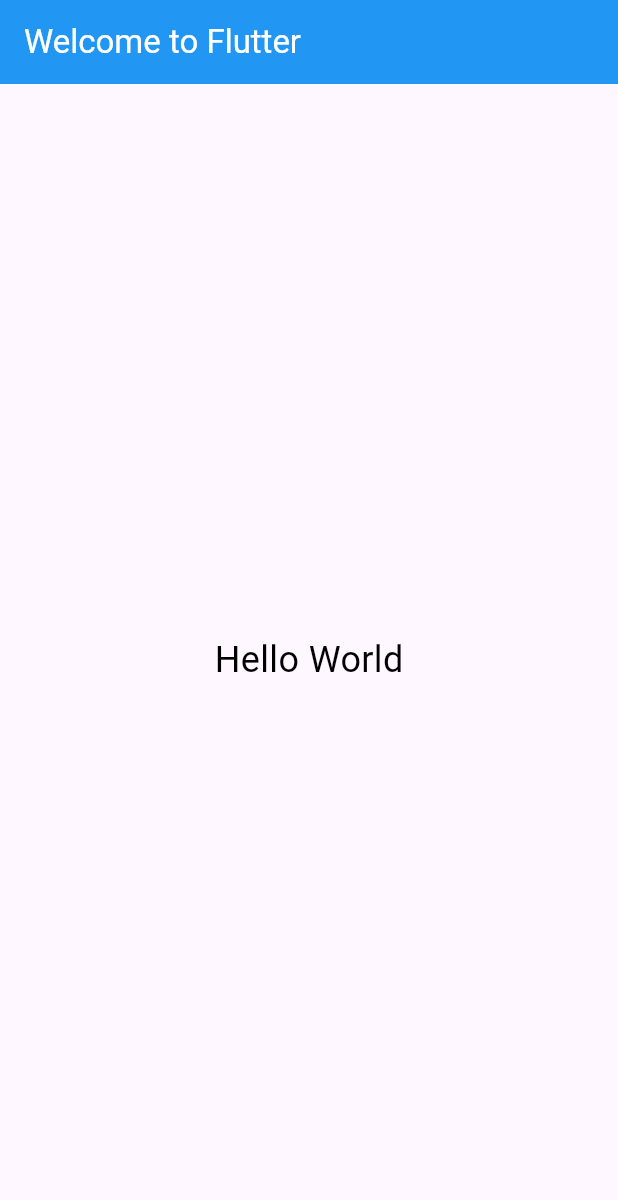
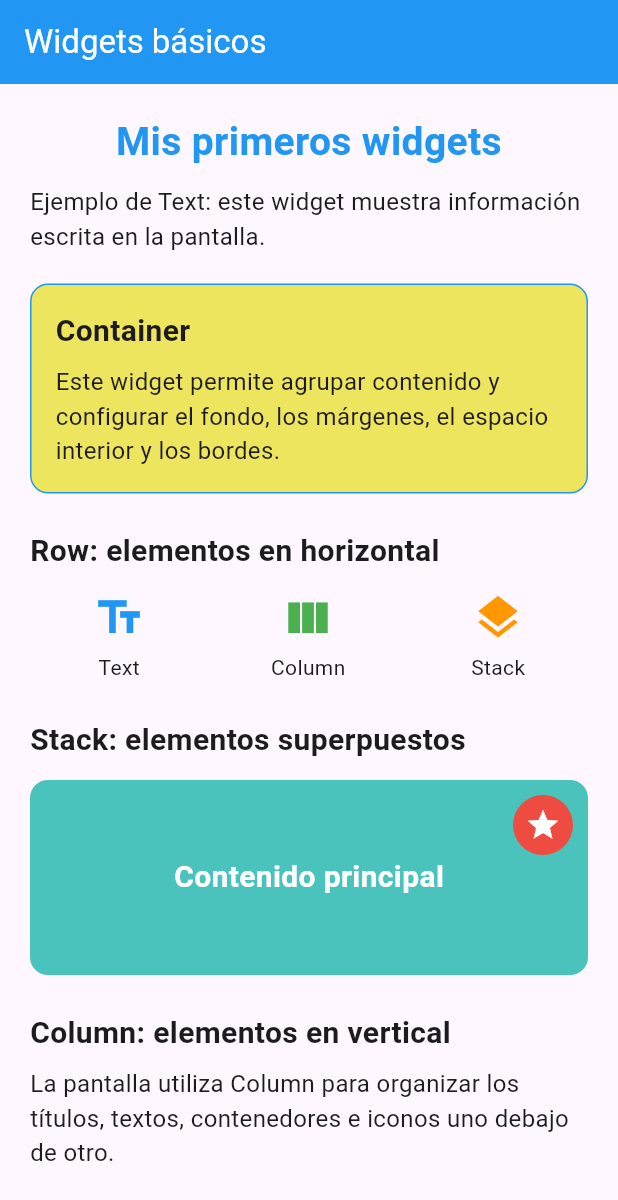
Before and after one commit to omarbits/LDSW, a Flutter app: the screen it shows after launch, on a phone screen of 412 x 824 dp. Shown: the top 1200 px of the screen. Run offline on Flutter 3.47's test engine with Material 3 defaults, Android fonts, the phone set to English and light mode, and no system bars.

Commit message:
Utilización de widgets

```diff
--- a/lib/main.dart
+++ b/lib/main.dart
@@ -11,17 +11,181 @@ class MyApp extends StatelessWidget {
   Widget build(BuildContext context) {
     return MaterialApp(
       debugShowCheckedModeBanner: false,
-      title: 'Welcome to Flutter',
+      title: 'Widgets básicos de Flutter',
       home: Scaffold(
         appBar: AppBar(
-          title: const Text('Welcome to Flutter'),
+          title: const Text('Widgets básicos'),
           backgroundColor: Colors.blue,
           foregroundColor: Colors.white,
         ),
-        body: const Center(
-          child: Text(
-            'Hello World',
-            style: TextStyle(fontSize: 24, color: Colors.black),
+        body: SafeArea(
+          child: SingleChildScrollView(
+            padding: const EdgeInsets.all(20),
+            child: Column(
+              crossAxisAlignment: CrossAxisAlignment.stretch,
+              children: [
+                // 1. WIDGET TEXT
+                const Text(
+                  'Mis primeros widgets',
+                  textAlign: TextAlign.center,
+                  style: TextStyle(
+                    fontSize: 26,
+                    fontWeight: FontWeight.bold,
+                    color: Colors.blue,
+                  ),
+                ),
+
+                const SizedBox(height: 10),
+
+                const Text(
+                  'Ejemplo de Text: este widget muestra '
+                  'información escrita en la pantalla.',
+                  style: TextStyle(fontSize: 16),
+                ),
+
+                const SizedBox(height: 20),
+
+                // 2. WIDGET CONTAINER
+                Container(
+                  width: double.infinity,
+                  padding: const EdgeInsets.all(16),
+                  decoration: BoxDecoration(
+                    color: const Color.fromARGB(255, 238, 229, 95),
+                    border: Border.all(color: Colors.blue),
+                    borderRadius: BorderRadius.circular(12),
+                  ),
+                  child: const Column(
+                    crossAxisAlignment: CrossAxisAlignment.start,
+                    children: [
+                      Text(
+                        'Container',
+                        style: TextStyle(
+                          fontSize: 20,
+                          fontWeight: FontWeight.bold,
+                        ),
+                      ),
+                      SizedBox(height: 8),
+                      Text(
+                        'Este widget permite agrupar contenido '
+                        'y configurar el fondo, los márgenes, '
+                        'el espacio interior y los bordes.',
+                        style: TextStyle(fontSize: 16),
+                      ),
+                    ],
+                  ),
+                ),
+
+                const SizedBox(height: 24),
+
+                // 3. WIDGET ROW
+                const Text(
+                  'Row: elementos en horizontal',
+                  style: TextStyle(fontSize: 20, fontWeight: FontWeight.bold),
+                ),
+
+                const SizedBox(height: 12),
+
+                Row(
+                  mainAxisAlignment: MainAxisAlignment.spaceAround,
+                  children: [
+                    Column(
+                      mainAxisSize: MainAxisSize.min,
+                      children: const [
+                        Icon(Icons.text_fields, size: 35, color: Colors.blue),
+                        SizedBox(height: 6),
+                        Text('Text'),
+                      ],
+                    ),
+                    Column(
+                      mainAxisSize: MainAxisSize.min,
+                      children: const [
+                        Icon(Icons.view_column, size: 35, color: Colors.green),
+                        SizedBox(height: 6),
+                        Text('Column'),
+                      ],
+                    ),
+                    Column(
+                      mainAxisSize: MainAxisSize.min,
+                      children: const [
+                        Icon(Icons.layers, size: 35, color: Colors.orange),
+                        SizedBox(height: 6),
+                        Text('Stack'),
+                      ],
+                    ),
+                  ],
+                ),
+
+                const SizedBox(height: 24),
+
+                // 4. WIDGET STACK
+                const Text(
+                  'Stack: elementos superpuestos',
+                  style: TextStyle(fontSize: 20, fontWeight: FontWeight.bold),
+                ),
+
+                const SizedBox(height: 12),
+
+                SizedBox(
+                  height: 130,
+                  child: Stack(
+                    children: [
+                      // Fondo
+                      Positioned.fill(
+                        child: Container(
+                          decoration: BoxDecoration(
+                            color: const Color.fromARGB(255, 74, 195, 189),
+                            borderRadius: BorderRadius.circular(12),
+                          ),
+                        ),
+                      ),
+
+                      // Texto sobre el fondo
+                      const Center(
+                        child: Text(
+                          'Contenido principal',
+                          style: TextStyle(
+                            fontSize: 20,
+                            color: Colors.white,
+                            fontWeight: FontWeight.bold,
+                          ),
+                        ),
+                      ),
+
+                      // Icono superpuesto
+                      Positioned(
+                        top: 10,
+                        right: 10,
+                        child: Container(
+                          padding: const EdgeInsets.all(8),
+                          decoration: const BoxDecoration(
+                            color: Color.fromARGB(255, 239, 76, 65),
+                            shape: BoxShape.circle,
+                          ),
+                          child: const Icon(Icons.star, color: Colors.white),
+                        ),
+                      ),
+                    ],
+                  ),
+                ),
+
+                const SizedBox(height: 24),
+
+                // 5. WIDGET COLUMN
+                const Text(
+                  'Column: elementos en vertical',
+                  style: TextStyle(fontSize: 20, fontWeight: FontWeight.bold),
+                ),
+
+                const SizedBox(height: 8),
+
+                const Text(
+                  'La pantalla utiliza Column para organizar '
+                  'los títulos, textos, contenedores e iconos '
+                  'uno debajo de otro.',
+                  style: TextStyle(fontSize: 16),
+                ),
+              ],
+            ),
           ),
         ),
       ),
--- a/main.dart
+++ /dev/null
@@ -1,34 +0,0 @@
-
-import 'package:flutter/material.dart';
-
-void main() {
-  runApp(const MyApp());
-}
-
-class MyApp extends StatelessWidget {
-  const MyApp({super.key});
-
-  @override
-  Widget build(BuildContext context) {
-    return MaterialApp(
-      debugShowCheckedModeBanner: false,
-      title: 'Welcome to Flutter',
-      home: Scaffold(
-        appBar: AppBar(
-          title: const Text('Welcome to Flutter'),
-          backgroundColor: Colors.blue,
-          foregroundColor: Colors.white,
-        ),
-        body: const Center(
-          child: Text(
-            'Hello World',
-            style: TextStyle(
-              fontSize: 24,
-              color: Colors.black,
-            ),
-          ),
-        ),
-      ),
-    );
-  }
-}
```
